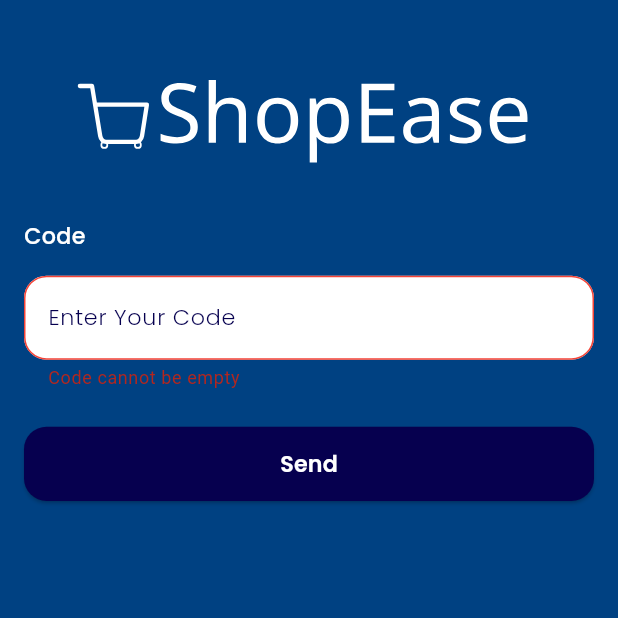
After one commit to MostafaEsmail98/e_commerce, a Flutter app: the VerifyCode screen opened by its route, after a tap on "Send", on a phone screen of 412 x 824 dp, the top half of it. The commit adds this screen. Run offline on Flutter 3.47's test engine with Material 3 defaults, Android fonts, the phone set to English and light mode, and no system bars; our stand-ins replace bloc, connectivity_plus, dartz, dio, flutter_bloc, flutter_svg and 3 more; accounts and stored records are empty.

Commit message:
finish verify code screen

```diff
--- a/lib/core/utils/routes.dart
+++ b/lib/core/utils/routes.dart
@@ -1,6 +1,7 @@
 import 'package:e_commrece/features/auth/presentation/screens/forget_password.dart';
 import 'package:e_commrece/features/auth/presentation/screens/sign_in.dart';
 import 'package:e_commrece/features/auth/presentation/screens/sign_up.dart';
+import 'package:e_commrece/features/auth/presentation/screens/verify_code.dart';
 import 'package:go_router/go_router.dart';
 
 import '../../features/splash/splash.dart';
@@ -20,6 +21,9 @@
   ),  GoRoute(
     path: '/ForgetPassword',
     builder: (context, state) => const ForgetPassword(),
+  ), GoRoute(
+    path: '/VerifyCode',
+    builder: (context, state) => const VerifyCode(),
   ),
 
     ]
--- a/lib/features/auth/presentation/screens/forget_password.dart
+++ b/lib/features/auth/presentation/screens/forget_password.dart
@@ -6,6 +6,7 @@
 import 'package:e_commrece/features/auth/presentation/widgets/custom_text_field.dart';
 import 'package:flutter/material.dart';
 import 'package:flutter_bloc/flutter_bloc.dart';
+import 'package:go_router/go_router.dart';
 
 class ForgetPassword extends StatelessWidget {
   const ForgetPassword({super.key});
@@ -16,6 +17,9 @@
       backgroundColor: backGround,
       body: BlocListener<ForgetPasswordCubit, ForgetPasswordState>(
         listener: (context, state) {
+         if  (state is ForgetPasswordSuccessful ){
+           GoRouter.of(context).push("/VerifyCode");
+         }
           ScaffoldMessenger.of(context).showSnackBar(
             SnackBar(
               backgroundColor: Colors.white,
--- /dev/null
+++ b/lib/features/auth/presentation/screens/verify_code.dart
@@ -0,0 +1,60 @@
+import 'package:e_commrece/core/utils/custom_space_height.dart';
+import 'package:e_commrece/core/utils/k_colors.dart';
+import 'package:e_commrece/features/auth/presentation/widgets/custom_logo.dart';
+import 'package:e_commrece/features/auth/presentation/widgets/custom_text_field.dart';
+import 'package:flutter/material.dart';
+import '../../../../core/utils/app_styles.dart';
+
+class VerifyCode extends StatelessWidget {
+  const VerifyCode({super.key});
+
+  @override
+  Widget build(BuildContext context) {
+    TextEditingController codeController = TextEditingController();
+    GlobalKey<FormState> key = GlobalKey();
+    return Scaffold(
+      backgroundColor: backGround,
+      body: Form(
+        key: key,
+        child: Padding(
+          padding: const EdgeInsets.symmetric(horizontal: 16.0),
+          child: Column(
+            children: [
+              const CustomLogo(),
+              CustomTextField(
+                validator: (val) {
+                  if (val!.isEmpty) {
+                    return "Code cannot be empty";
+                  }
+                  return null;
+                },
+                  text: "Enter Your Code",
+                  controller: codeController,
+                  title: "Code"),
+              const CustomSpaceHeight(height: .03),
+              ElevatedButton(
+                  style: ButtonStyle(
+                      backgroundColor:
+                          const WidgetStatePropertyAll(Color(0xff06004F)),
+                      shape: WidgetStatePropertyAll(RoundedRectangleBorder(
+                          borderRadius: BorderRadius.circular(15)))),
+                  onPressed: () {
+                    if (key.currentState!.validate()) {}
+                  },
+                  child: SizedBox(
+                    height: MediaQuery.sizeOf(context).height * .06,
+                    width: double.maxFinite,
+                    child: Center(
+                        child: Text(
+                      "Send",
+                      style: AppStyles.textSemiBold18(context)
+                          .copyWith(color: Colors.white),
+                    )),
+                  ))
+            ],
+          ),
+        ),
+      ),
+    );
+  }
+}
```
